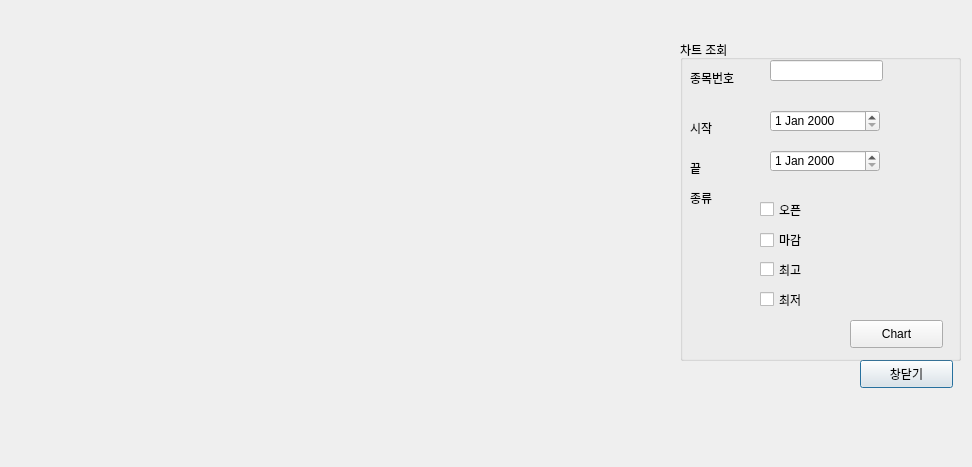
Qt form Trading/second.ui (yujin37/Auto_Trading) before a commit.
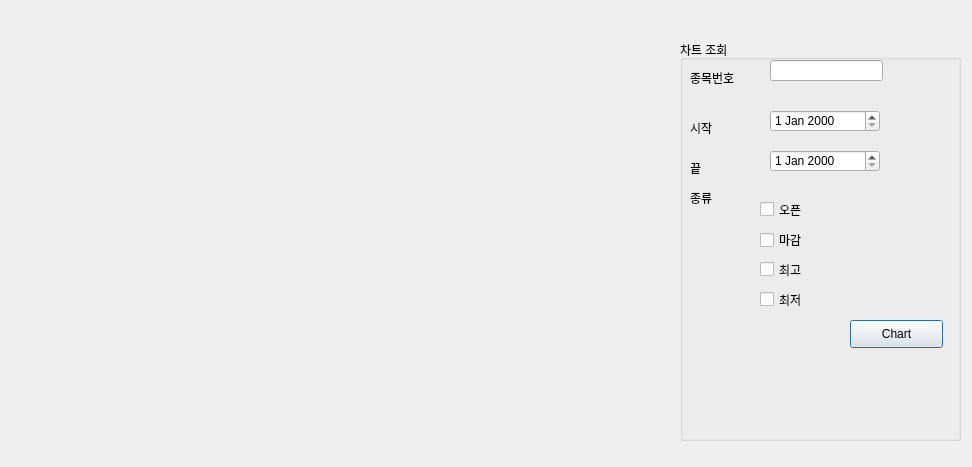
The same form after that commit.

```diff
--- a/Trading/second.ui
+++ b/Trading/second.ui
@@ -13,19 +13,6 @@
   <property name="windowTitle">
    <string>Dialog</string>
   </property>
-  <widget class="QPushButton" name="home">
-   <property name="geometry">
-    <rect>
-     <x>860</x>
-     <y>360</y>
-     <width>93</width>
-     <height>28</height>
-    </rect>
-   </property>
-   <property name="text">
-    <string>창닫기</string>
-   </property>
-  </widget>
   <widget class="QWidget" name="verticalLayoutWidget">
    <property name="geometry">
     <rect>
@@ -43,7 +30,7 @@
      <x>680</x>
      <y>40</y>
      <width>281</width>
-     <height>321</height>
+     <height>401</height>
     </rect>
    </property>
    <property name="title">
```
